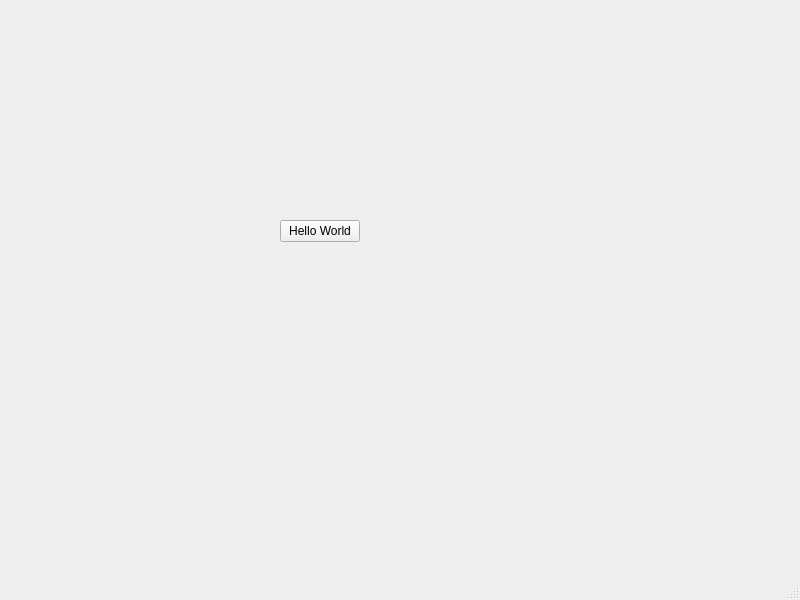
Above: first_base_qt/mainwindow.ui from aqiugroup/ROS_APP before the change. Below: the same form after it.
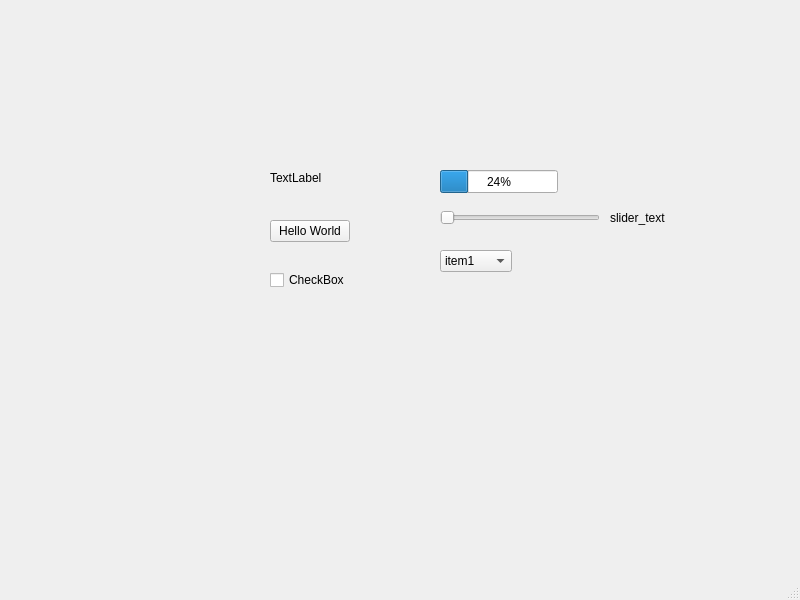
That is the form after the change.

Commit message: add checkBox, camboBox, slider, progress, texture

Diff of the .ui file:
```diff
--- a/first_base_qt/mainwindow.ui
+++ b/first_base_qt/mainwindow.ui
@@ -17,7 +17,7 @@
    <widget class="QPushButton" name="pushButton">
     <property name="geometry">
      <rect>
-      <x>280</x>
+      <x>270</x>
       <y>220</y>
       <width>80</width>
       <height>22</height>
@@ -27,6 +27,91 @@
      <string>Hello World</string>
     </property>
    </widget>
+   <widget class="QLabel" name="label">
+    <property name="geometry">
+     <rect>
+      <x>270</x>
+      <y>170</y>
+      <width>71</width>
+      <height>16</height>
+     </rect>
+    </property>
+    <property name="text">
+     <string>TextLabel</string>
+    </property>
+   </widget>
+   <widget class="QCheckBox" name="checkBox">
+    <property name="geometry">
+     <rect>
+      <x>270</x>
+      <y>270</y>
+      <width>77</width>
+      <height>20</height>
+     </rect>
+    </property>
+    <property name="text">
+     <string>CheckBox</string>
+    </property>
+   </widget>
+   <widget class="QSlider" name="horizontalSlider">
+    <property name="geometry">
+     <rect>
+      <x>440</x>
+      <y>210</y>
+      <width>160</width>
+      <height>16</height>
+     </rect>
+    </property>
+    <property name="orientation">
+     <enum>Qt::Horizontal</enum>
+    </property>
+   </widget>
+   <widget class="QLabel" name="label_slider_value">
+    <property name="geometry">
+     <rect>
+      <x>610</x>
+      <y>210</y>
+      <width>81</width>
+      <height>16</height>
+     </rect>
+    </property>
+    <property name="text">
+     <string>slider_text</string>
+    </property>
+   </widget>
+   <widget class="QProgressBar" name="progressBar">
+    <property name="geometry">
+     <rect>
+      <x>440</x>
+      <y>170</y>
+      <width>118</width>
+      <height>23</height>
+     </rect>
+    </property>
+    <property name="value">
+     <number>24</number>
+    </property>
+   </widget>
+   <widget class="QComboBox" name="comboBox">
+    <property name="geometry">
+     <rect>
+      <x>440</x>
+      <y>250</y>
+      <width>72</width>
+      <height>22</height>
+     </rect>
+    </property>
+    <item>
+     <property name="text">
+      <string>item1</string>
+     </property>
+    </item>
+    <item>
+     <property name="text">
+      <string>item2</string>
+     </property>
+    </item>
+   </widget>
   </widget>
   <widget class="QMenuBar" name="menubar">
    <property name="geometry">
```
The commit also changes 2 other files.
